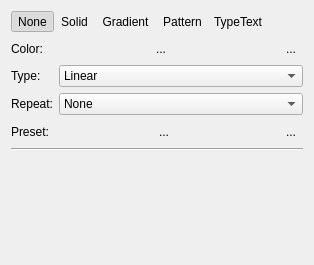
Above: libs/ui/widgets/KoFillConfigWidget.ui from KDE/krita before the change. Below: the same form after it.
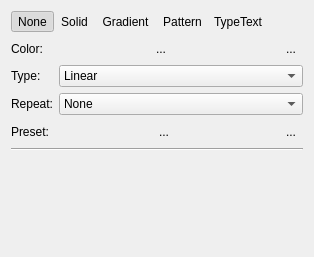
That is the form after the change. Custom widgets are drawn as their Qt base class.

Commit message: remove the extra signals for adding a bottom widget and when the fill index changed. moved the visibility parts to the selectionChanged function

```diff
--- a/libs/ui/widgets/KoFillConfigWidget.ui
+++ b/libs/ui/widgets/KoFillConfigWidget.ui
@@ -7,9 +7,15 @@
     <x>0</x>
     <y>0</y>
     <width>314</width>
-    <height>265</height>
+    <height>257</height>
    </rect>
   </property>
+  <property name="sizePolicy">
+   <sizepolicy hsizetype="Preferred" vsizetype="Preferred">
+    <horstretch>0</horstretch>
+    <verstretch>0</verstretch>
+   </sizepolicy>
+  </property>
   <layout class="QVBoxLayout" name="verticalLayout">
    <item>
     <layout class="QHBoxLayout" name="fillConfigTypeLayout">
```
The commit also changes 6 other files.
